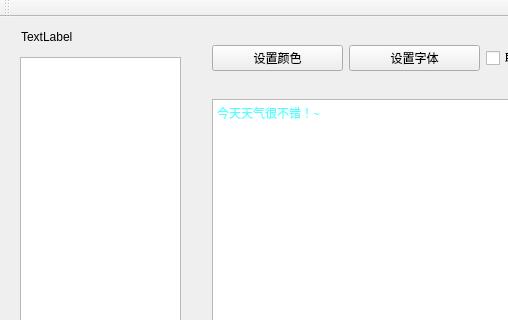
Clownier/Undergraduate-Computer-Network-chatClient, file mainwindow.ui: the form before one commit; both pictures show x 0 to 508 and y 0 to 320 of the 798 by 547 pixel window.
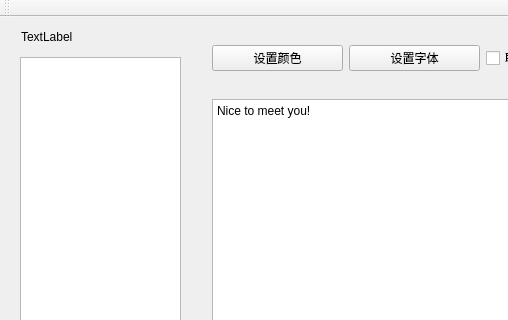
The form after the commit. Custom widgets are drawn as their Qt base class.

Diff of the .ui file:
```diff
--- a/mainwindow.ui
+++ b/mainwindow.ui
@@ -84,7 +84,7 @@
 &lt;html&gt;&lt;head&gt;&lt;meta name=&quot;qrichtext&quot; content=&quot;1&quot; /&gt;&lt;style type=&quot;text/css&quot;&gt;
 p, li { white-space: pre-wrap; }
 &lt;/style&gt;&lt;/head&gt;&lt;body style=&quot; font-family:'SimSun'; font-size:9pt; font-weight:400; font-style:normal;&quot;&gt;
-&lt;p style=&quot; margin-top:0px; margin-bottom:0px; margin-left:0px; margin-right:0px; -qt-block-indent:0; text-indent:0px;&quot;&gt;&lt;span style=&quot; color:#55ffff;&quot;&gt;今天天气很不错！~&lt;/span&gt;&lt;/p&gt;&lt;/body&gt;&lt;/html&gt;</string>
+&lt;p style=&quot; margin-top:0px; margin-bottom:0px; margin-left:0px; margin-right:0px; -qt-block-indent:0; text-indent:0px;&quot;&gt;Nice to meet you!&lt;/p&gt;&lt;/body&gt;&lt;/html&gt;</string>
           </property>
          </widget>
         </item>
```
